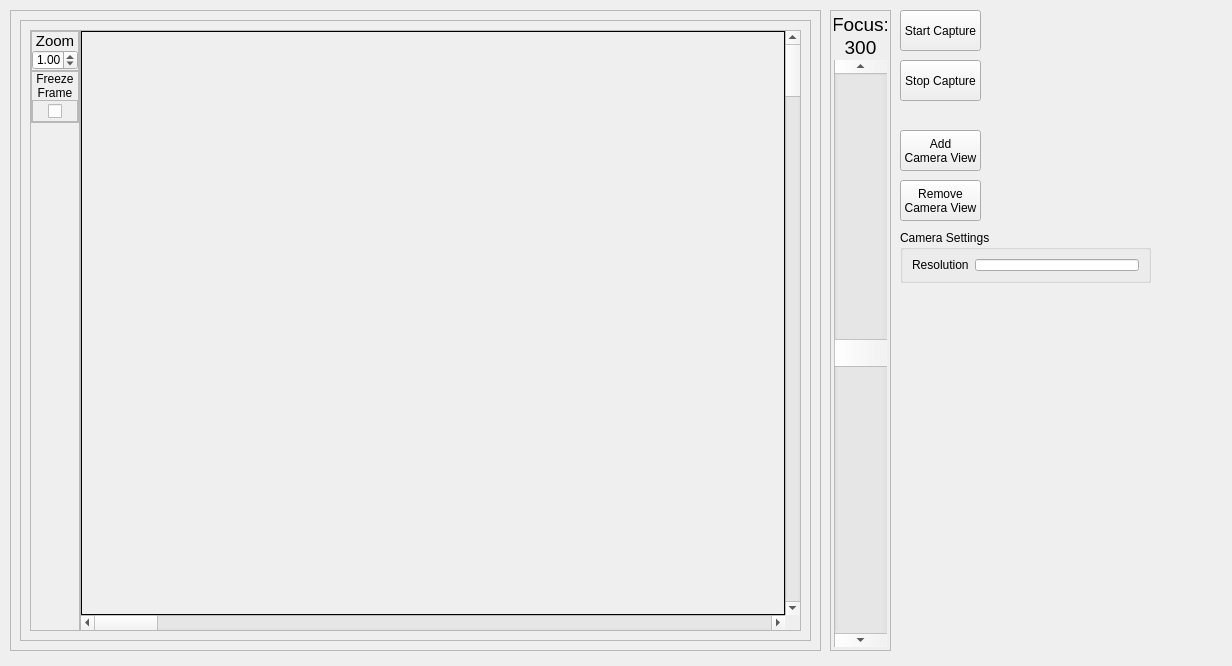
Old version of the form designer.ui in the repository Tony904/darksight.
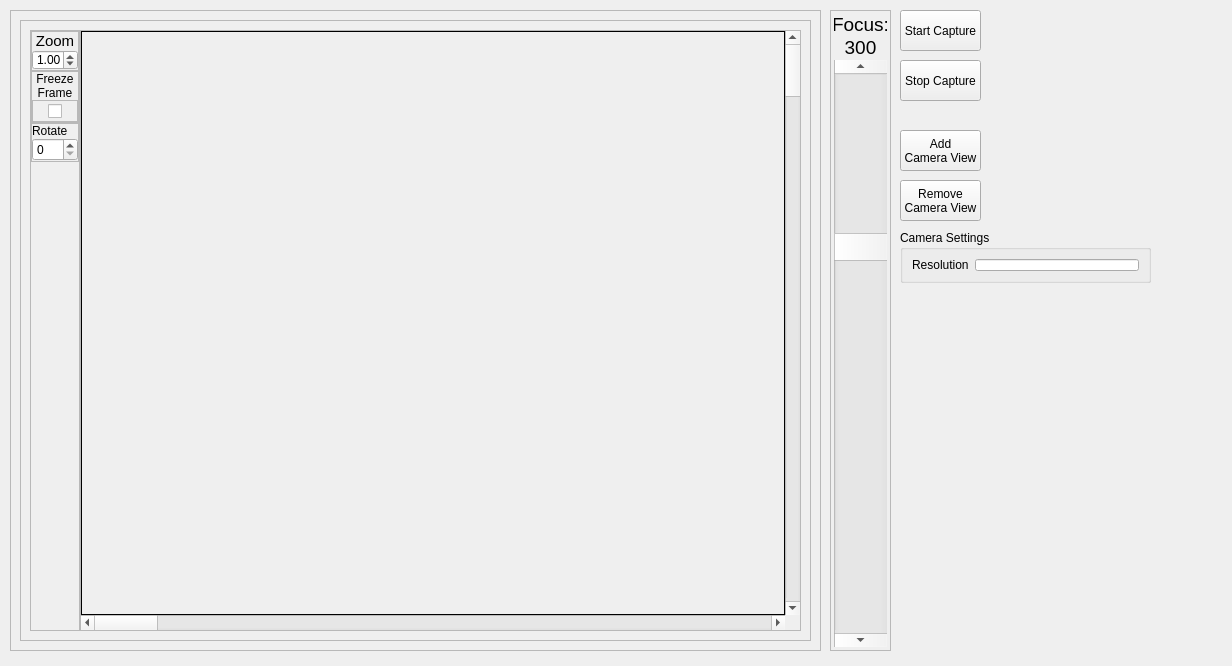
New version of the form.

Diff of the .ui file:
```diff
--- a/designer.ui
+++ b/designer.ui
@@ -303,6 +303,59 @@
             </layout>
            </widget>
           </item>
+          <item>
+           <widget class="QFrame" name="frme_rotate_image_panel_0">
+            <property name="frameShape">
+             <enum>QFrame::StyledPanel</enum>
+            </property>
+            <property name="frameShadow">
+             <enum>QFrame::Plain</enum>
+            </property>
+            <layout class="QVBoxLayout" name="layout_vrt_frme_rotate_image_panel_0">
+             <property name="spacing">
+              <number>0</number>
+             </property>
+             <property name="leftMargin">
+              <number>0</number>
+             </property>
+             <property name="topMargin">
+              <number>0</number>
+             </property>
+             <property name="rightMargin">
+              <number>0</number>
+             </property>
+             <property name="bottomMargin">
+              <number>0</number>
+             </property>
+             <item>
+              <widget class="QLabel" name="lbl_rotate_image_0">
+               <property name="text">
+                <string>Rotate</string>
+               </property>
+              </widget>
+             </item>
+             <item>
+              <widget class="QSpinBox" name="spbx_rotate_image_0">
+               <property name="sizePolicy">
+                <sizepolicy hsizetype="Preferred" vsizetype="Preferred">
+                 <horstretch>0</horstretch>
+                 <verstretch>0</verstretch>
+                </sizepolicy>
+               </property>
+               <property name="maximum">
+                <number>270</number>
+               </property>
+               <property name="singleStep">
+                <number>90</number>
+               </property>
+               <property name="value">
+                <number>0</number>
+               </property>
+              </widget>
+             </item>
+            </layout>
+           </widget>
+          </item>
           <item>
            <spacer name="spacer_vt_controls_panel_0">
             <property name="orientation">
@@ -527,7 +580,7 @@
        <number>1</number>
       </property>
       <property name="maximum">
-       <number>600</number>
+       <number>1000</number>
       </property>
       <property name="singleStep">
        <number>10</number>
```
